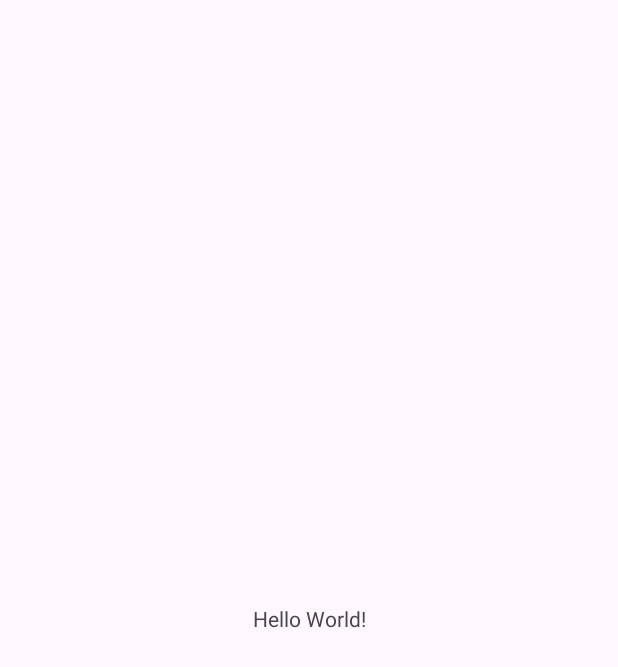
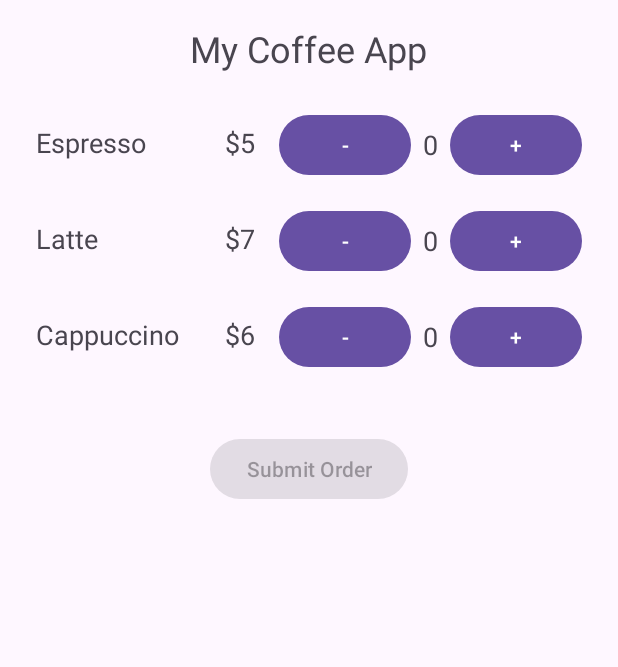
Before and after one commit to tangmengkim/android_my_coffee_app, an Android app: the screen it shows after launch (MainActivity), on a phone screen of 412 x 824 dp. Before the commit the part shown is almost empty. Shown: the top 667 px of the screen. Run offline under Robolectric (Android 15) with nearby library versions, the phone set to English and light mode, and no system bars.

Commit message:
initial commit

```diff
--- a/app/src/main/AndroidManifest.xml
+++ b/app/src/main/AndroidManifest.xml
@@ -13,6 +13,9 @@
         android:theme="@style/Theme.My_coffee_app"
         tools:targetApi="31">
         <activity
+            android:name=".OrderSummaryActivity"
+            android:exported="false" />
+        <activity
             android:name=".MainActivity"
             android:exported="true">
             <intent-filter>
--- /dev/null
+++ b/app/src/main/java/com/example/my_coffee_app/Coffee.java
@@ -0,0 +1,66 @@
+package com.example.my_coffee_app;
+
+import android.os.Parcel;
+import android.os.Parcelable;
+
+public class Coffee implements Parcelable {
+    private String name;
+    private int price;
+    private int quantity;
+
+    public Coffee(String name, int price) {
+        this.name = name;
+        this.price = price;
+        this.quantity = 0;
+    }
+
+    protected Coffee(Parcel in) {
+        name = in.readString();
+        price = in.readInt();
+        quantity = in.readInt();
+    }
+
+    public static final Creator<Coffee> CREATOR = new Creator<Coffee>() {
+        @Override
+        public Coffee createFromParcel(Parcel in) {
+            return new Coffee(in);
+        }
+
+        @Override
+        public Coffee[] newArray(int size) {
+            return new Coffee[size];
+        }
+    };
+
+    public String getName() {
+        return name;
+    }
+
+    public int getPrice() {
+        return price;
+    }
+
+    public int getQuantity() {
+        return quantity;
+    }
+
+    public void setQuantity(int quantity) {
+        this.quantity = quantity;
+    }
+
+    public int getTotalPrice() {
+        return price * quantity;
+    }
+
+    @Override
+    public int describeContents() {
+        return 0;
+    }
+
+    @Override
+    public void writeToParcel(Parcel parcel, int i) {
+        parcel.writeString(name);
+        parcel.writeInt(price);
+        parcel.writeInt(quantity);
+    }
+}
--- a/app/src/main/java/com/example/my_coffee_app/MainActivity.java
+++ b/app/src/main/java/com/example/my_coffee_app/MainActivity.java
@@ -1,14 +1,85 @@
 package com.example.my_coffee_app;
+
+import android.content.Intent;
+import android.os.Bundle;
+import android.view.LayoutInflater;
+import android.view.View;
+import android.widget.Button;
+import android.widget.LinearLayout;
+import android.widget.TextView;
 
 import androidx.appcompat.app.AppCompatActivity;
 
-import android.os.Bundle;
+import java.util.ArrayList;
 
 public class MainActivity extends AppCompatActivity {
+
+    private ArrayList<Coffee> coffeeList = new ArrayList<>();
+    private int totalAmount = 0;
+    private Button submitOrderButton;  // Declare it here
 
     @Override
     protected void onCreate(Bundle savedInstanceState) {
         super.onCreate(savedInstanceState);
         setContentView(R.layout.activity_main);
+
+        submitOrderButton = findViewById(R.id.submitOrderButton);  // Initialize it here
+
+        LinearLayout coffeeListLayout = findViewById(R.id.coffeeListLayout);
+
+        // Populate coffee data
+        coffeeList.add(new Coffee("Espresso", 5));
+        coffeeList.add(new Coffee("Latte", 7));
+        coffeeList.add(new Coffee("Cappuccino", 6));
+
+        // Dynamically add coffee items to the layout
+        for (Coffee coffee : coffeeList) {
+            View coffeeItemView = LayoutInflater.from(this).inflate(R.layout.coffee_item, coffeeListLayout, false);
+            TextView coffeeNameText = coffeeItemView.findViewById(R.id.coffeeNameText);
+            TextView coffeePriceText = coffeeItemView.findViewById(R.id.coffeePriceText);
+            TextView coffeeQuantityText = coffeeItemView.findViewById(R.id.coffeeQuantityText);  // New TextView for quantity
+            Button addButton = coffeeItemView.findViewById(R.id.addButton);
+            Button minusButton = coffeeItemView.findViewById(R.id.minusButton);
+
+            coffeeNameText.setText(coffee.getName());
+            coffeePriceText.setText("$" + coffee.getPrice());
+            coffeeQuantityText.setText(String.valueOf(coffee.getQuantity()));  // Set initial quantity
+
+            addButton.setOnClickListener(v -> {
+                coffee.setQuantity(coffee.getQuantity() + 1);
+                coffeeQuantityText.setText(String.valueOf(coffee.getQuantity()));  // Update quantity display
+                updateTotalAmount();
+            });
+
+            minusButton.setOnClickListener(v -> {
+                if (coffee.getQuantity() > 0) {
+                    coffee.setQuantity(coffee.getQuantity() - 1);
+                    coffeeQuantityText.setText(String.valueOf(coffee.getQuantity()));  // Update quantity display
+                    updateTotalAmount();
+                }
+            });
+
+            coffeeListLayout.addView(coffeeItemView);
+        }
+
+        // Initially, disable the submit button if no items are selected
+        submitOrderButton.setEnabled(totalAmount > 0);
+
+        submitOrderButton.setOnClickListener(v -> {
+            if (totalAmount > 0) {
+                Intent intent = new Intent(MainActivity.this, OrderSummaryActivity.class);
+                intent.putParcelableArrayListExtra("orderList", coffeeList);
+                startActivity(intent);
+            }
+        });
+    }
+
+    private void updateTotalAmount() {
+        totalAmount = 0;
+        for (Coffee coffee : coffeeList) {
+            totalAmount += coffee.getTotalPrice();
+        }
+        // Enable or disable the submit button based on the total amount
+        submitOrderButton.setEnabled(totalAmount > 0);
     }
 }
--- a/app/src/main/res/layout/activity_main.xml
+++ b/app/src/main/res/layout/activity_main.xml
@@ -1,18 +1,39 @@
-<?xml version="1.0" encoding="utf-8"?>
-<androidx.constraintlayout.widget.ConstraintLayout xmlns:android="http://schemas.android.com/apk/res/android"
-    xmlns:app="http://schemas.android.com/apk/res-auto"
-    xmlns:tools="http://schemas.android.com/tools"
+<LinearLayout
+    xmlns:android="http://schemas.android.com/apk/res/android"
     android:layout_width="match_parent"
     android:layout_height="match_parent"
-    tools:context=".MainActivity">
+    android:orientation="vertical"
+    android:padding="16dp">
 
     <TextView
+        android:id="@+id/titleText"
         android:layout_width="wrap_content"
         android:layout_height="wrap_content"
-        android:text="Hello World!"
-        app:layout_constraintBottom_toBottomOf="parent"
-        app:layout_constraintEnd_toEndOf="parent"
-        app:layout_constraintStart_toStartOf="parent"
-        app:layout_constraintTop_toTopOf="parent" />
+        android:text="My Coffee App"
+        android:textSize="24sp"
+        android:layout_gravity="center"
+        android:layout_marginBottom="16dp"/>
 
-</androidx.constraintlayout.widget.ConstraintLayout>
+    <LinearLayout
+        android:id="@+id/coffeeListLayout"
+        android:layout_width="match_parent"
+        android:layout_height="wrap_content"
+        android:orientation="vertical"
+        android:layout_marginBottom="16dp"/>
+
+    <!--    <TextView-->
+    <!--        android:id="@+id/totalAmountText"-->
+    <!--        android:layout_width="wrap_content"-->
+    <!--        android:layout_height="wrap_content"-->
+    <!--        android:text="Total: $0"-->
+    <!--        android:textSize="18sp"-->
+    <!--        android:layout_gravity="center"/>-->
+
+    <Button
+        android:id="@+id/submitOrderButton"
+        android:layout_width="wrap_content"
+        android:layout_height="wrap_content"
+        android:text="Submit Order"
+        android:layout_gravity="center"
+        android:layout_marginTop="16dp"/>
+</LinearLayout>
--- /dev/null
+++ b/app/src/main/res/layout/coffee_item.xml
@@ -0,0 +1,46 @@
+<LinearLayout
+    xmlns:android="http://schemas.android.com/apk/res/android"
+    android:layout_width="match_parent"
+    android:layout_height="wrap_content"
+    android:orientation="horizontal"
+    android:padding="8dp">
+
+    <TextView
+        android:id="@+id/coffeeNameText"
+        android:layout_width="0dp"
+        android:layout_height="wrap_content"
+        android:layout_weight="1"
+        android:text="Coffee Name"
+        android:textSize="18sp"/>
+
+    <TextView
+        android:id="@+id/coffeePriceText"
+        android:layout_width="wrap_content"
+        android:layout_height="wrap_content"
+        android:text="$0"
+        android:textSize="18sp"
+        android:layout_marginEnd="16dp"/>
+
+    <Button
+        android:id="@+id/minusButton"
+        android:layout_width="wrap_content"
+        android:layout_height="wrap_content"
+        android:text="-" />
+
+    <TextView
+        android:id="@+id/coffeeQuantityText"
+        android:layout_width="wrap_content"
+        android:layout_height="wrap_content"
+        android:text="0"
+        android:textSize="18sp"
+        android:layout_gravity="center"
+        android:layout_marginStart="8dp"
+        android:layout_marginEnd="8dp" />
+
+    <Button
+        android:id="@+id/addButton"
+        android:layout_width="wrap_content"
+        android:layout_height="wrap_content"
+        android:text="+" />
+
+</LinearLayout>
```
Also changed, not shown: app/src/main/java/com/example/my_coffee_app/OrderSummaryActivity.java (added, +46 -0 lines), app/src/main/res/layout/activity_order_summary.xml (added, +31 -0 lines), app/src/main/res/layout/coffee_item_summary.xml (added, +31 -0 lines).
